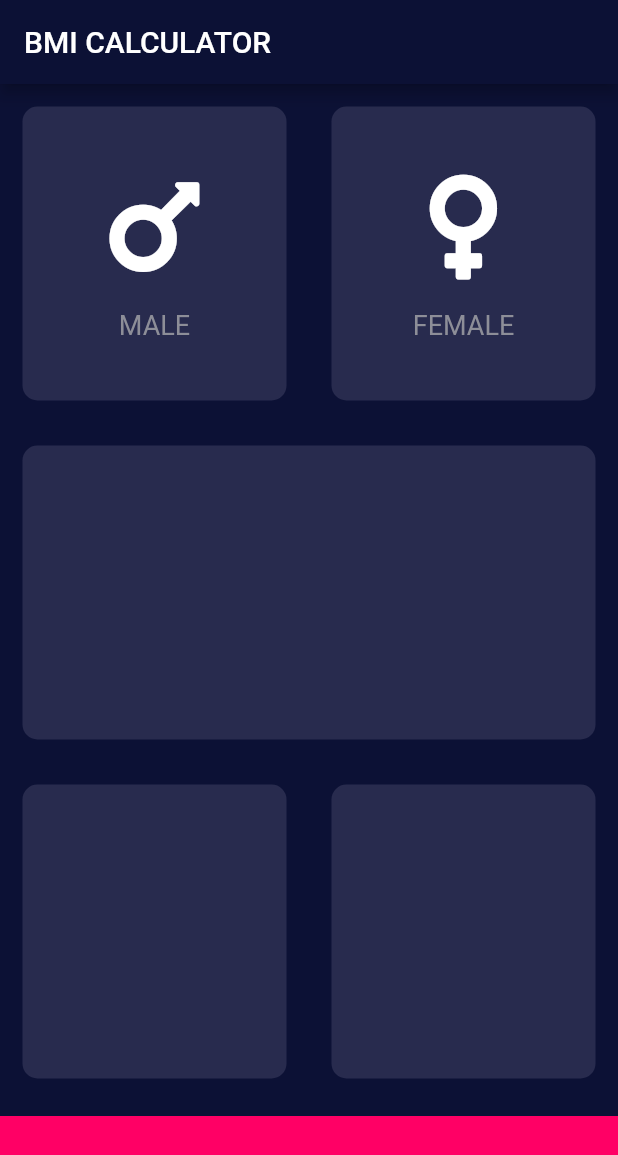
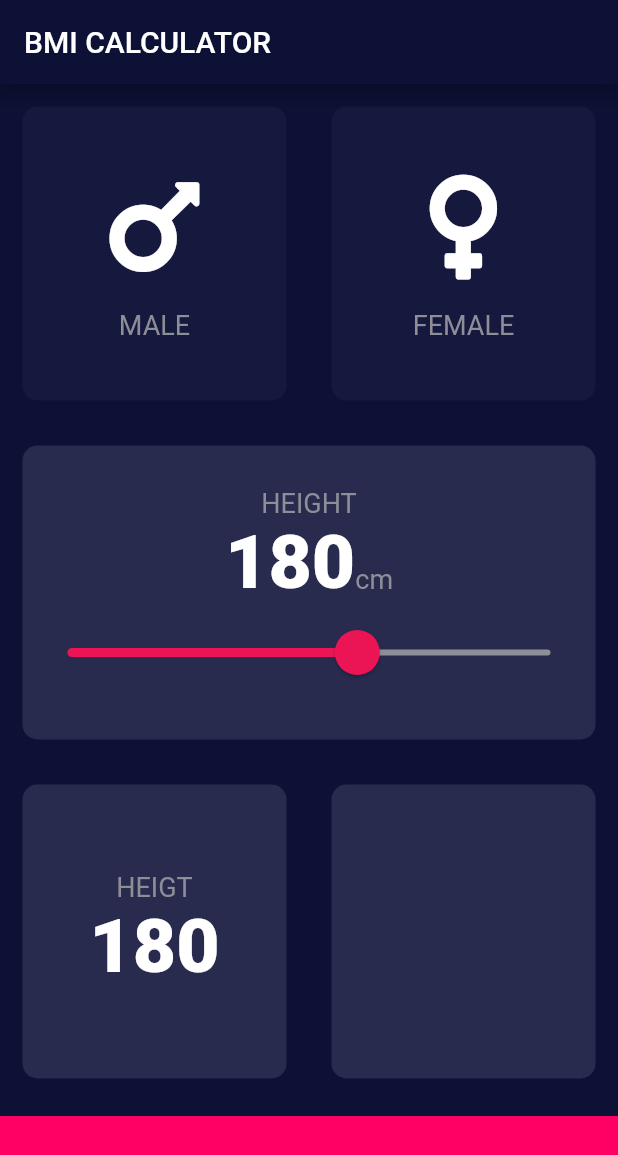
Before and after one commit to rautellin/flutter-BMI-calculator, a Flutter app: the screen it shows after launch, on a phone screen of 412 x 824 dp. Shown: the top 1155 px of the screen. Run offline on Flutter 3.47's test engine with Material 2 defaults, Android fonts, the phone set to English and light mode, and no system bars; our stand-ins replace font_awesome_flutter.

Commit message:
added more widgets and constants

```diff
--- /dev/null
+++ b/lib/constants/constants.dart
@@ -0,0 +1,15 @@
+import 'package:flutter/material.dart';
+
+const TextStyle textStyle = TextStyle(color: Color(0xFF8D8E98), fontSize: 18.0);
+const TextStyle numberStyle =
+    TextStyle(fontSize: 50.0, fontWeight: FontWeight.w900);
+const double bottomBarHeight = 80.0;
+const Color bottomBarColor = Color(0xFFFF0065);
+const Color activeCardColor = Color(0xFF282B4E);
+const Color inactiveCardColor = Color(0x4D282B4E);
+
+const minSliderValue = 120.0;
+const maxSliderValue = 220.0;
+const activeSliderColor = Color(0xFFEB1555);
+const activeSliderColorTransparent = Color(0x68EB1555);
+const inactiveSliderColor = Color(0xFF8D8E98);
--- /dev/null
+++ b/lib/constants/styles.dart
@@ -0,0 +1,12 @@
+import 'package:flutter/material.dart';
+
+const TextStyle textStyle = TextStyle(color: Color(0xFF8D8E98), fontSize: 18.0);
+const TextStyle numberStyle =
+    TextStyle(fontSize: 50.0, fontWeight: FontWeight.w900);
+const double bottomBarHeight = 80.0;
+const Color bottomBarColor = Color(0xFFFF0065);
+const Color activeCardColor = Color(0xFF282B4E);
+const Color inactiveCardColor = Color(0x4D282B4E);
+
+const activeSliderColor = Color(0xFFEB1555);
+const inactiveSliderColor = Color(0xFF8D8E98);
--- a/lib/input_page.dart
+++ b/lib/input_page.dart
@@ -1,9 +1,10 @@
 import 'package:flutter/material.dart';
 import 'package:font_awesome_flutter/font_awesome_flutter.dart';
+import 'widgets/icon_content.dart';
+import 'widgets/reusable_card.dart';
+import 'constants/constants.dart' as Constants;
 
-const double bottomBarHeight = 80.0;
-const Color bottomBarColor = Color(0xFFFF0065);
-const Color activeCardColor = Color(0xFF282B4E);
+enum Gender { male, female }
 
 class InputPage extends StatefulWidget {
   @override
@@ -11,6 +12,10 @@ class InputPage extends StatefulWidget {
 }
 
 class _InputPageState extends State<InputPage> {
+  Gender selectedGender;
+  int height = 180;
+  int weight = 180;
+
   @override
   Widget build(BuildContext context) {
     return Scaffold(
@@ -18,13 +23,23 @@ class _InputPageState extends State<InputPage> {
         title: Text('BMI CALCULATOR'),
       ),
       body: Column(
+        crossAxisAlignment: CrossAxisAlignment.stretch,
         children: [
           Expanded(
             child: Row(
               children: [
                 Expanded(
-                  child: Card(
-                    color: activeCardColor,
+                  child: ReusableCard(
+                    onTapped: () {
+                      setState(() {
+                        selectedGender == Gender.male
+                            ? selectedGender = null
+                            : selectedGender = Gender.male;
+                      });
+                    },
+                    color: selectedGender == Gender.male
+                        ? Constants.activeCardColor
+                        : Constants.inactiveCardColor,
                     child: IconContent(
                       icon: FontAwesomeIcons.mars,
                       text: 'MALE',
@@ -32,8 +47,17 @@ class _InputPageState extends State<InputPage> {
                   ),
                 ),
                 Expanded(
-                  child: Card(
-                    color: activeCardColor,
+                  child: ReusableCard(
+                    onTapped: () {
+                      setState(() {
+                        selectedGender == Gender.female
+                            ? selectedGender = null
+                            : selectedGender = Gender.female;
+                      });
+                    },
+                    color: selectedGender == Gender.female
+                        ? Constants.activeCardColor
+                        : Constants.inactiveCardColor,
                     child: IconContent(
                       icon: FontAwesomeIcons.venus,
                       text: 'FEMALE',
@@ -44,77 +68,88 @@ class _InputPageState extends State<InputPage> {
             ),
           ),
           Expanded(
-            child: Card(
-              color: activeCardColor,
+            child: ReusableCard(
+              color: Constants.activeCardColor,
+              child: Column(
+                mainAxisAlignment: MainAxisAlignment.center,
+                children: [
+                  Text(
+                    'HEIGHT',
+                    style: Constants.textStyle,
+                  ),
+                  Row(
+                    mainAxisAlignment: MainAxisAlignment.center,
+                    crossAxisAlignment: CrossAxisAlignment.baseline,
+                    textBaseline: TextBaseline.alphabetic,
+                    children: [
+                      Text(height.toString(), style: Constants.numberStyle),
+                      Text(
+                        'cm',
+                        style: Constants.textStyle,
+                      )
+                    ],
+                  ),
+                  SliderTheme(
+                    data: SliderTheme.of(context).copyWith(
+                        inactiveTrackColor: Constants.inactiveSliderColor,
+                        activeTrackColor: Constants.activeSliderColor,
+                        thumbColor: Constants.activeSliderColor,
+                        overlayColor: Constants.activeSliderColorTransparent,
+                        thumbShape:
+                            RoundSliderThumbShape(enabledThumbRadius: 15.0),
+                        overlayShape:
+                            RoundSliderOverlayShape(overlayRadius: 30.0)),
+                    child: Slider(
+                        value: height.toDouble(),
+                        min: Constants.minSliderValue,
+                        max: Constants.maxSliderValue,
+                        onChanged: (double newValue) {
+                          setState(() {
+                            height = newValue.toInt();
+                          });
+                        }),
+                  )
+                ],
+              ),
             ),
           ),
           Expanded(
             child: Row(
               children: [
                 Expanded(
-                  child: Card(
-                    color: activeCardColor,
+                  child: ReusableCard(
+                    color: Constants.activeCardColor,
+                    child: Column(
+                      mainAxisAlignment: MainAxisAlignment.center,
+                      children: [
+                        Text(
+                          'HEIGT',
+                          style: Constants.textStyle,
+                        ),
+                        Text(
+                          height.toString(),
+                          style: Constants.numberStyle,
+                        )
+                      ],
+                    ),
                   ),
                 ),
                 Expanded(
-                  child: Card(
-                    color: activeCardColor,
+                  child: ReusableCard(
+                    color: Constants.activeCardColor,
                   ),
                 ),
               ],
             ),
           ),
           Container(
-            color: bottomBarColor,
+            color: Constants.bottomBarColor,
             margin: EdgeInsets.only(top: 10.0),
             width: double.infinity,
-            height: bottomBarHeight,
+            height: Constants.bottomBarHeight,
           )
         ],
       ),
     );
   }
 }
-
-class IconContent extends StatelessWidget {
-  final IconData icon;
-  final String text;
-
-  IconContent({@required this.icon, @required this.text});
-
-  @override
-  Widget build(BuildContext context) {
-    return Column(
-      mainAxisAlignment: MainAxisAlignment.center,
-      children: [
-        Icon(icon, size: 80.0),
-        SizedBox(
-          height: 15.0,
-        ),
-        Text(
-          text,
-          style: TextStyle(color: Color(0xFF8D8E98), fontSize: 18.0),
-        )
-      ],
-    );
-  }
-}
-
-class Card extends StatelessWidget {
-  final Color color;
-  final Widget child;
-
-  Card({@required this.color, this.child});
-
-  @override
-  Widget build(BuildContext context) {
-    return Container(
-      child: child,
-      margin: EdgeInsets.all(15.0),
-      decoration: BoxDecoration(
-        borderRadius: BorderRadius.circular(10.0),
-        color: color,
-      ),
-    );
-  }
-}
--- /dev/null
+++ b/lib/widgets/icon_content.dart
@@ -0,0 +1,26 @@
+import 'package:flutter/material.dart';
+import '../constants/constants.dart' as Constants;
+
+class IconContent extends StatelessWidget {
+  final IconData icon;
+  final String text;
+
+  IconContent({@required this.icon, @required this.text});
+
+  @override
+  Widget build(BuildContext context) {
+    return Column(
+      mainAxisAlignment: MainAxisAlignment.center,
+      children: [
+        Icon(icon, size: 80.0),
+        SizedBox(
+          height: 15.0,
+        ),
+        Text(
+          text,
+          style: Constants.textStyle,
+        )
+      ],
+    );
+  }
+}
--- /dev/null
+++ b/lib/widgets/reusable_card.dart
@@ -0,0 +1,23 @@
+import 'package:flutter/material.dart';
+
+class ReusableCard extends StatelessWidget {
+  final Color color;
+  final Widget child;
+  final Function onTapped;
+
+  ReusableCard({@required this.color, this.child, this.onTapped});
+  @override
+  Widget build(BuildContext context) {
+    return GestureDetector(
+      onTap: onTapped,
+      child: Container(
+        child: child,
+        margin: EdgeInsets.all(15.0),
+        decoration: BoxDecoration(
+          borderRadius: BorderRadius.circular(10.0),
+          color: color,
+        ),
+      ),
+    );
+  }
+}
```
Also changed, not shown: 8 other files.
